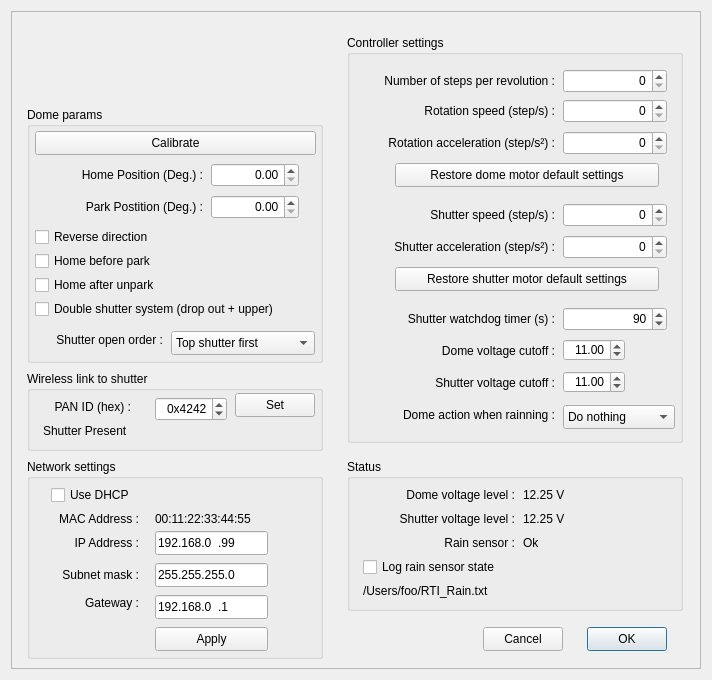
Old version of the form RTI-Dome.ui in the repository rpineau/RTI-Dome.
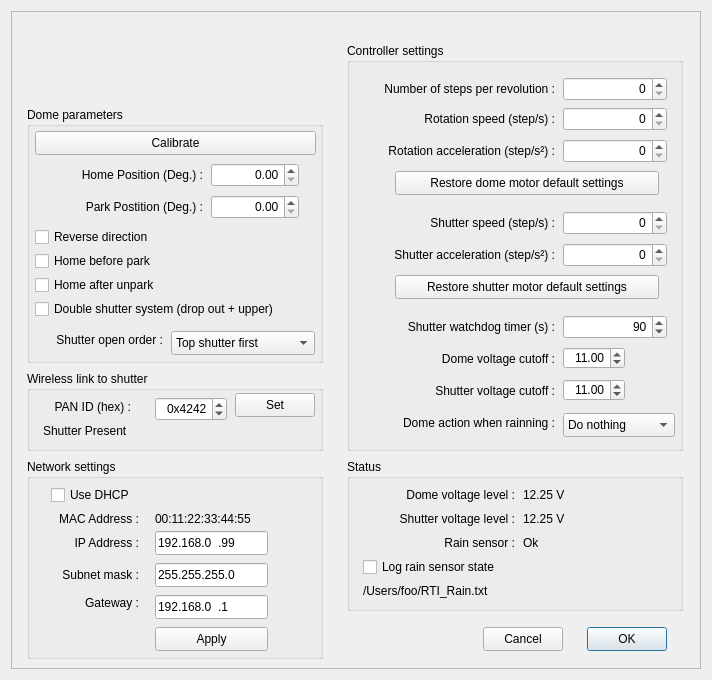
New version of the form. Icons and pictures are not drawn. Custom widgets are drawn as their Qt base class.

Diff of the .ui file:
```diff
--- a/RTI-Dome.ui
+++ b/RTI-Dome.ui
@@ -62,7 +62,7 @@
        </rect>
       </property>
       <property name="title">
-       <string>Dome params</string>
+       <string>Dome parameters</string>
       </property>
       <widget class="QCheckBox" name="homeOnUnpark">
        <property name="geometry">
@@ -234,7 +234,7 @@
       <property name="geometry">
        <rect>
         <x>336</x>
-        <y>24</y>
+        <y>32</y>
         <width>336</width>
         <height>408</height>
        </rect>
```
